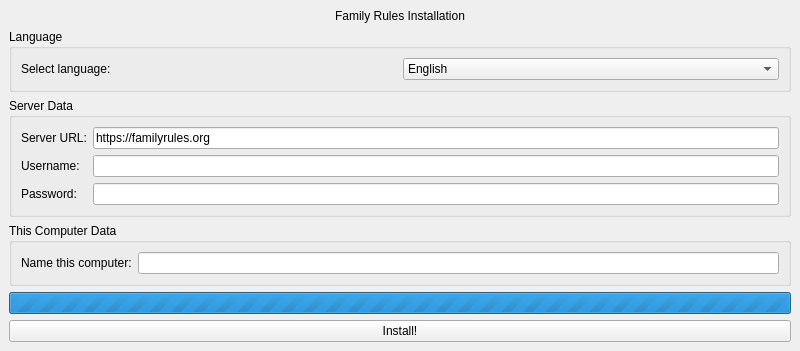
The window that qtdesigner/InitialSetup.ui (rzarajczyk/family-rules-client) describes before a commit, drawn with Qt 5.
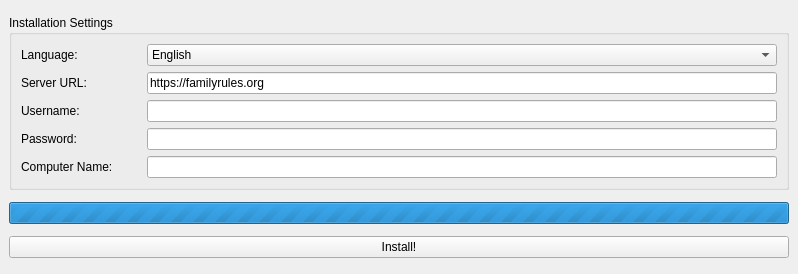
The same window after the commit.

```diff
--- a/qtdesigner/InitialSetup.ui
+++ b/qtdesigner/InitialSetup.ui
@@ -6,8 +6,8 @@
    <rect>
     <x>0</x>
     <y>0</y>
-    <width>800</width>
-    <height>322</height>
+    <width>798</width>
+    <height>274</height>
    </rect>
   </property>
   <property name="sizePolicy">
@@ -22,23 +22,7 @@
   <widget class="QWidget" name="centralwidget">
    <layout class="QVBoxLayout" name="verticalLayout">
     <item>
-     <widget class="QLabel" name="label">
-      <property name="sizePolicy">
-       <sizepolicy hsizetype="Preferred" vsizetype="Fixed">
-        <horstretch>0</horstretch>
-        <verstretch>0</verstretch>
-       </sizepolicy>
-      </property>
-      <property name="text">
-       <string>Family Rules Installation</string>
-      </property>
-      <property name="alignment">
-       <set>Qt::AlignmentFlag::AlignCenter</set>
-      </property>
-     </widget>
-    </item>
-    <item>
-     <widget class="QGroupBox" name="languageGroupBox">
+     <widget class="QGroupBox" name="mainGroupBox">
       <property name="sizePolicy">
        <sizepolicy hsizetype="Preferred" vsizetype="Fixed">
         <horstretch>0</horstretch>
@@ -46,18 +30,36 @@
        </sizepolicy>
       </property>
       <property name="title">
-       <string>Language</string>
+       <string>Installation Settings</string>
       </property>
-      <layout class="QGridLayout" name="languageGridLayout">
+      <layout class="QGridLayout" name="mainGridLayout">
        <item row="0" column="0">
         <widget class="QLabel" name="languageLabel">
+         <property name="minimumSize">
+          <size>
+           <width>120</width>
+           <height>0</height>
+          </size>
+         </property>
+         <property name="maximumSize">
+          <size>
+           <width>120</width>
+           <height>16777215</height>
+          </size>
+         </property>
          <property name="text">
-          <string>Select language:</string>
+          <string>Language:</string>
          </property>
         </widget>
        </item>
        <item row="0" column="1">
         <widget class="QComboBox" name="languageComboBox">
+         <property name="minimumSize">
+          <size>
+           <width>0</width>
+           <height>0</height>
+          </size>
+         </property>
          <item>
           <property name="text">
            <string>English</string>
@@ -70,81 +72,125 @@
          </item>
         </widget>
        </item>
-      </layout>
-     </widget>
-    </item>
-    <item>
-     <widget class="QGroupBox" name="groupBox">
-      <property name="sizePolicy">
-       <sizepolicy hsizetype="Preferred" vsizetype="Fixed">
-        <horstretch>0</horstretch>
-        <verstretch>0</verstretch>
-       </sizepolicy>
-      </property>
-      <property name="title">
-       <string>Server Data</string>
-      </property>
-      <layout class="QGridLayout" name="gridLayout">
-       <item row="0" column="0">
+       <item row="1" column="0">
         <widget class="QLabel" name="label_2">
+         <property name="minimumSize">
+          <size>
+           <width>120</width>
+           <height>0</height>
+          </size>
+         </property>
+         <property name="maximumSize">
+          <size>
+           <width>120</width>
+           <height>16777215</height>
+          </size>
+         </property>
          <property name="text">
           <string>Server URL:</string>
          </property>
         </widget>
        </item>
-       <item row="0" column="1">
+       <item row="1" column="1">
         <widget class="QLineEdit" name="serverInput">
+         <property name="minimumSize">
+          <size>
+           <width>0</width>
+           <height>0</height>
+          </size>
+         </property>
          <property name="text">
           <string>https://familyrules.org</string>
          </property>
         </widget>
        </item>
-       <item row="1" column="0">
+       <item row="2" column="0">
         <widget class="QLabel" name="label_3">
+         <property name="minimumSize">
+          <size>
+           <width>120</width>
+           <height>0</height>
+          </size>
+         </property>
+         <property name="maximumSize">
+          <size>
+           <width>120</width>
+           <height>16777215</height>
+          </size>
+         </property>
          <property name="text">
           <string>Username:</string>
          </property>
         </widget>
        </item>
-       <item row="1" column="1">
-        <widget class="QLineEdit" name="usernameInput"/>
+       <item row="2" column="1">
+        <widget class="QLineEdit" name="usernameInput">
+         <property name="minimumSize">
+          <size>
+           <width>0</width>
+           <height>0</height>
+          </size>
+         </property>
+        </widget>
        </item>
-       <item row="2" column="0">
+       <item row="3" column="0">
         <widget class="QLabel" name="label_4">
+         <property name="minimumSize">
+          <size>
+           <width>120</width>
+           <height>0</height>
+          </size>
+         </property>
+         <property name="maximumSize">
+          <size>
+           <width>120</width>
+           <height>16777215</height>
+          </size>
+         </property>
          <property name="text">
           <string>Password:</string>
          </property>
         </widget>
        </item>
-       <item row="2" column="1">
+       <item row="3" column="1">
         <widget class="QLineEdit" name="passwordInput">
+         <property name="minimumSize">
+          <size>
+           <width>0</width>
+           <height>0</height>
+          </size>
+         </property>
          <property name="echoMode">
           <enum>QLineEdit::EchoMode::Password</enum>
          </property>
         </widget>
        </item>
-      </layout>
-     </widget>
-    </item>
-    <item>
-     <widget class="QGroupBox" name="groupBox_2">
-      <property name="sizePolicy">
-       <sizepolicy hsizetype="Preferred" vsizetype="Fixed">
-        <horstretch>0</horstretch>
-        <verstretch>0</verstretch>
-       </sizepolicy>
-      </property>
-      <property name="title">
-       <string>This Computer Data</string>
-      </property>
-      <layout class="QGridLayout" name="gridLayout_2">
-       <item row="0" column="1">
-        <widget class="QLineEdit" name="instanceName"/>
-       </item>
-       <item row="0" column="0">
+       <item row="4" column="0">
         <widget class="QLabel" name="label_7">
+         <property name="minimumSize">
+          <size>
+           <width>120</width>
+           <height>0</height>
+          </size>
+         </property>
+         <property name="maximumSize">
+          <size>
+           <width>120</width>
+           <height>16777215</height>
+          </size>
+         </property>
          <property name="text">
-          <string>Name this computer:</string>
+          <string>Computer Name:</string>
+         </property>
+        </widget>
+       </item>
+       <item row="4" column="1">
+        <widget class="QLineEdit" name="instanceName">
+         <property name="minimumSize">
+          <size>
+           <width>0</width>
+           <height>0</height>
+          </size>
          </property>
         </widget>
        </item>
```
